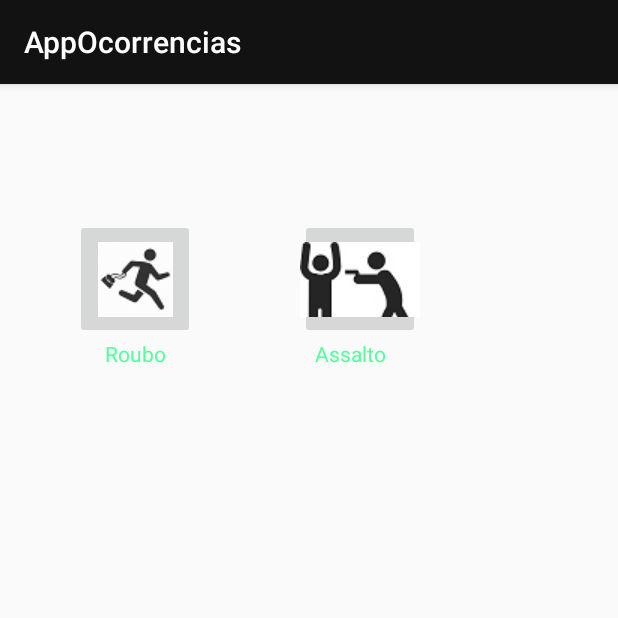
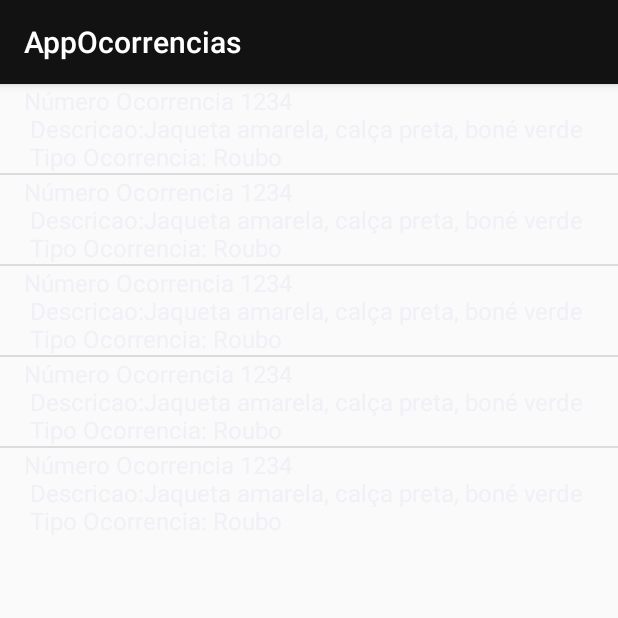
Before and after one commit to jeandy92/AppOcorrenciasv2.0, an Android app: the fragment CadastrarOcorrenciasFragment shown on its own in the app's theme, on a phone screen of 412 x 824 dp, the top half of it. Run offline under Robolectric (Android 15) with nearby library versions, the phone set to English and light mode, and no system bars.

Commit message:
Versão 26 -  22/04/2017

```diff
--- a/app/src/main/java/appocorrencias/com/appocorrencias/Activitys/Cliente.java
+++ b/app/src/main/java/appocorrencias/com/appocorrencias/Activitys/Cliente.java
@@ -21,6 +21,7 @@ public class Cliente extends AppCompatActivity {
         private SlidingTabLayout slidingTabLayout;
         private ViewPager viewPager;
         private ImageButton cadastrarocorrencia;
+
     @Override
     protected void onCreate(Bundle savedInstanceState) {
 
@@ -30,6 +31,7 @@ public class Cliente extends AppCompatActivity {
         slidingTabLayout = (SlidingTabLayout) findViewById(R.id.stl_tabs);
         viewPager = (ViewPager) findViewById(R.id.vp_pagina);
         //cadastrarocorrencia = (ImageButton) findViewById(R.id.roubo);
+
 
         //Configurar sliding tabs
         slidingTabLayout.setDistributeEvenly(true);
--- /dev/null
+++ b/app/src/main/java/appocorrencias/com/appocorrencias/ClassesSA/OcorrenciasRegistradas.java
@@ -0,0 +1,42 @@
+package appocorrencias.com.appocorrencias.ClassesSA;
+
+import java.util.ArrayList;
+import java.util.List;
+
+/**
+ * Created by Jeanderson on 22/04/2017.
+ */
+
+public class OcorrenciasRegistradas {
+
+    public int Id_ocorrencias;
+    public String Descricao;
+   public static List<OcorrenciasRegistradas> lista;
+
+    public OcorrenciasRegistradas(int id_ocorrencias,String descricao){
+
+        Id_ocorrencias = id_ocorrencias;
+        Descricao = descricao;
+
+    }
+
+    public static ArrayList<OcorrenciasRegistradas> criarocorrencias (){
+
+        ArrayList<OcorrenciasRegistradas> cursosList = new ArrayList();
+
+        cursosList.add(0,new OcorrenciasRegistradas(1234,"Jaqueta amarela, calça preta, boné verde"));
+        cursosList.add(1,new OcorrenciasRegistradas(1234,"Jaqueta amarela, calça preta, boné verde"));
+        cursosList.add(2,new OcorrenciasRegistradas(1234,"Jaqueta amarela, calça preta, boné verde"));
+        cursosList.add(3,new OcorrenciasRegistradas(1234,"Jaqueta amarela, calça preta, boné verde"));
+        cursosList.add(4,new OcorrenciasRegistradas(1234,"Jaqueta amarela, calça preta, boné verde"));
+
+
+        return cursosList;
+
+    }
+ public String toString(){
+
+     return "Número Ocorrencia "+Id_ocorrencias+"\n Descricao:"+Descricao+"   " +" \n Tipo Ocorrencia: "+"Roubo";
+
+ }
+}
--- a/app/src/main/java/appocorrencias/com/appocorrencias/Fragments/CadastrarOcorrenciasFragment.java
+++ b/app/src/main/java/appocorrencias/com/appocorrencias/Fragments/CadastrarOcorrenciasFragment.java
@@ -6,22 +6,59 @@ import android.support.v4.app.Fragment;
 import android.view.LayoutInflater;
 import android.view.View;
 import android.view.ViewGroup;
+import android.widget.ArrayAdapter;
+import android.widget.ListView;
 
+import java.util.ArrayList;
+
+import appocorrencias.com.appocorrencias.ClassesSA.OcorrenciasRegistradas;
 import appocorrencias.com.appocorrencias.R;
+
+import static appocorrencias.com.appocorrencias.ClassesSA.OcorrenciasRegistradas.criarocorrencias;
 
 
 public class CadastrarOcorrenciasFragment extends Fragment {
 
     public CadastrarOcorrenciasFragment() {
         // Required empty public constructor
+
+
     }
 
 
     @Override
-    public View onCreateView(LayoutInflater inflater, ViewGroup container,
-                             Bundle savedInstanceState) {
+    public View onCreateView(LayoutInflater inflater, ViewGroup container,Bundle savedInstanceState) {
+
+
+        View v = inflater.inflate(R.layout.fragment_cadastrar_ocorrencias, container, false);
+        ListView lstItems = (ListView)v.findViewById(R.id.lvListaOcorrencias);
+
+        ArrayList<OcorrenciasRegistradas> prueba = criarocorrencias();
+
+//        prueba.add("Element1");
+//        prueba.add("Element2");
+//        prueba.add("Element3");
+
+        ArrayAdapter<OcorrenciasRegistradas> allItemsAdapter =
+                new ArrayAdapter<OcorrenciasRegistradas>(getActivity().getBaseContext(), android.R.layout.simple_list_item_1,prueba);
+
+        lstItems.setAdapter(allItemsAdapter);
+
+        return v;
+
         // Inflate the layout for this fragment
-        return inflater.inflate(R.layout.fragment_cadastrar_ocorrencias, container, false);
+        //return inflater.inflate(R.layout.fragment_cadastrar_ocorrencias, container, false);
+
+
+
+
+
+
+
+
+
+
+
     }
 
 
--- a/app/src/main/res/layout/fragment_cadastrar_ocorrencias.xml
+++ b/app/src/main/res/layout/fragment_cadastrar_ocorrencias.xml
@@ -14,48 +14,15 @@
         android:layout_width="match_parent"
         android:layout_height="match_parent"
         />
+    <LinearLayout
+        android:layout_width="wrap_content"
+        android:layout_height="wrap_content">
+    <ListView
 
-    <ImageButton
-        android:id="@+id/roubo"
-        android:layout_width="80dp"
-        android:layout_height="80dp"
-        android:layout_marginLeft="50dp"
-        android:layout_marginTop="90dp"
-        android:elevation="0dp"
-        android:onClick="cad"
-        app:srcCompat="@drawable/ic_roubo1"
+        android:id="@+id/lvListaOcorrencias"
+        android:layout_width="match_parent"
+        android:layout_height="match_parent">
 
-        />
-
-    <ImageButton
-        android:id="@+id/assalto"
-        android:layout_width="80dp"
-        android:layout_height="80dp"
-
-        android:layout_marginLeft="200dp"
-        android:layout_marginTop="90dp"
-        android:elevation="0dp"
-        android:onClick="cadastrar_ocorrencia"
-        app:srcCompat="@drawable/ic_assalto"
-        />
-
-    <TextView
-        android:id="@+id/txtAssalto"
-        android:layout_width="wrap_content"
-        android:layout_height="wrap_content"
-        android:layout_marginLeft="210dp"
-        android:layout_marginTop="170dp"
-
-        android:text="Assalto" />
-
-    <TextView
-        android:id="@+id/txtRoubo"
-        android:layout_width="wrap_content"
-        android:layout_height="wrap_content"
-        android:layout_marginLeft="70dp"
-        android:layout_marginTop="170dp"
-
-
-        android:text="Roubo" />
-
+    </ListView>
+    </LinearLayout>
 </FrameLayout>
```
